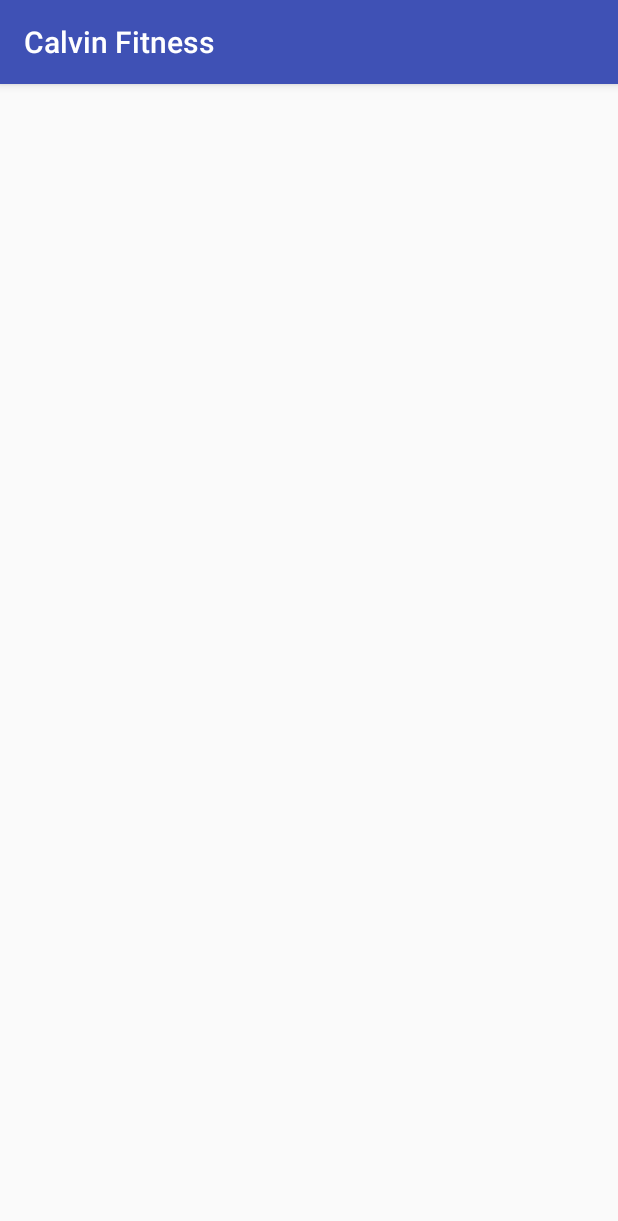
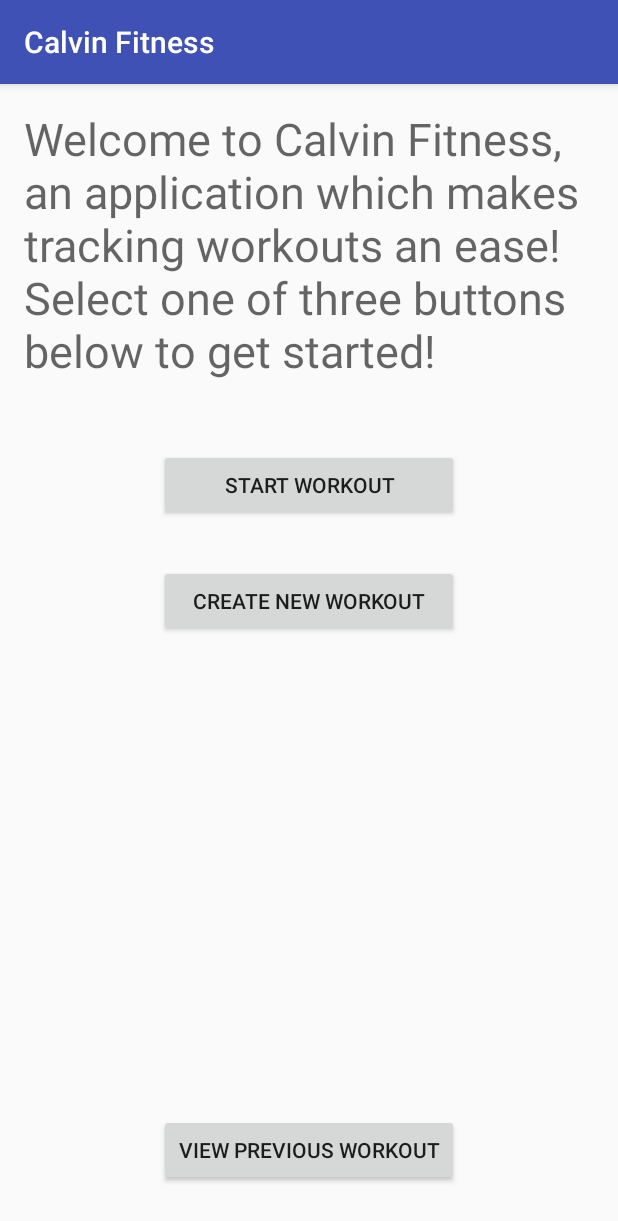
Before and after one commit to CS262aCalvinFitness/client, an Android app: the screen it shows after launch (MainActivity), on a phone screen of 412 x 824 dp. Shown: the top 1221 px of the screen. Run offline under Robolectric (Android 15) with nearby library versions, the phone set to English and light mode, and no system bars.

Commit message:
added first page of UI (no methods added for buttons)

```diff
--- a/app/src/main/res/layout/activity_main.xml
+++ b/app/src/main/res/layout/activity_main.xml
@@ -9,4 +9,46 @@
     android:paddingRight="@dimen/activity_horizontal_margin"
     android:paddingTop="@dimen/activity_vertical_margin"
     tools:context="edu.calvin.calvinfitness.MainActivity">
+
+    <TextView
+        android:text="Welcome to Calvin Fitness, an application which makes tracking workouts an ease! Select one of three buttons below to get started!"
+        android:layout_width="wrap_content"
+        android:layout_height="wrap_content"
+        android:id="@+id/welcome_label"
+        android:textAppearance="@style/TextAppearance.AppCompat.Display1"
+        android:textSize="30sp"
+        android:layout_alignParentTop="true"
+        android:layout_alignParentLeft="true"
+        android:layout_alignParentStart="true" />
+
+    <Button
+        android:text="Start Workout"
+        android:layout_width="wrap_content"
+        android:layout_height="wrap_content"
+        android:layout_marginTop="45dp"
+        android:id="@+id/start_workout_button"
+        android:minWidth="200dp"
+        android:maxWidth="200dp"
+        android:layout_below="@+id/welcome_label"
+        android:layout_centerHorizontal="true" />
+
+    <Button
+        android:text="Create New Workout"
+        android:layout_width="wrap_content"
+        android:layout_height="wrap_content"
+        android:layout_below="@+id/start_workout_button"
+        android:layout_centerHorizontal="true"
+        android:layout_marginTop="29dp"
+        android:id="@+id/create_workout_button"
+        android:minWidth="200dp" />
+
+    <Button
+        android:text="View Previous Workout"
+        android:layout_width="wrap_content"
+        android:layout_height="wrap_content"
+        android:layout_alignParentBottom="true"
+        android:layout_centerHorizontal="true"
+        android:layout_marginBottom="17dp"
+        android:id="@+id/past_workout_button"
+        android:minWidth="200dp" />
 </RelativeLayout>
```
